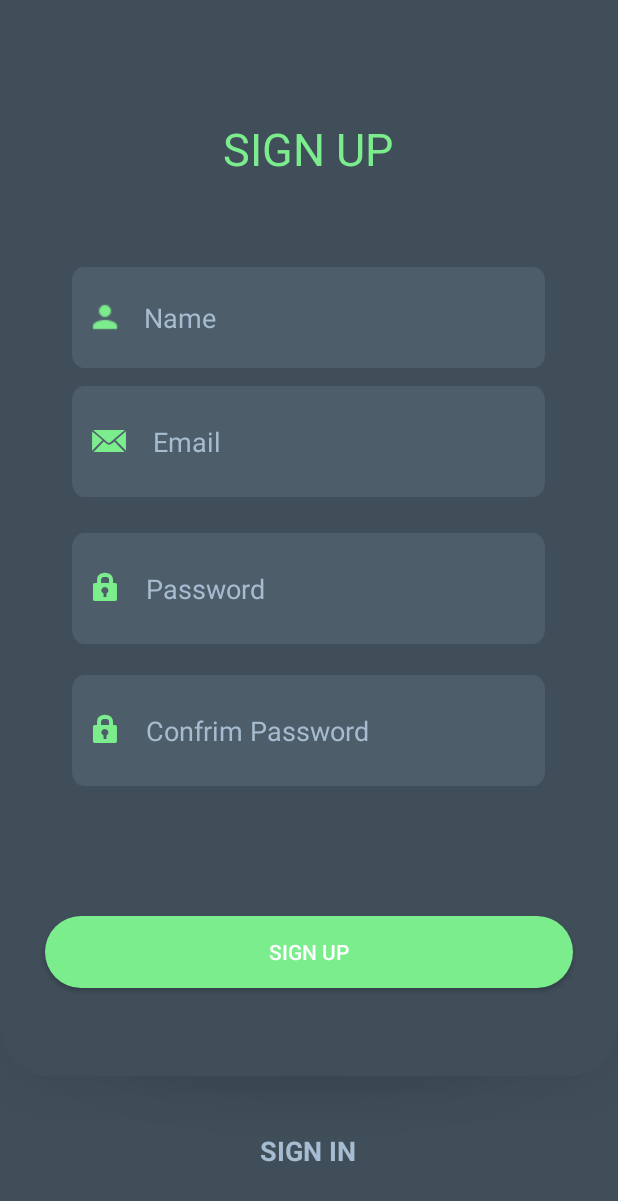
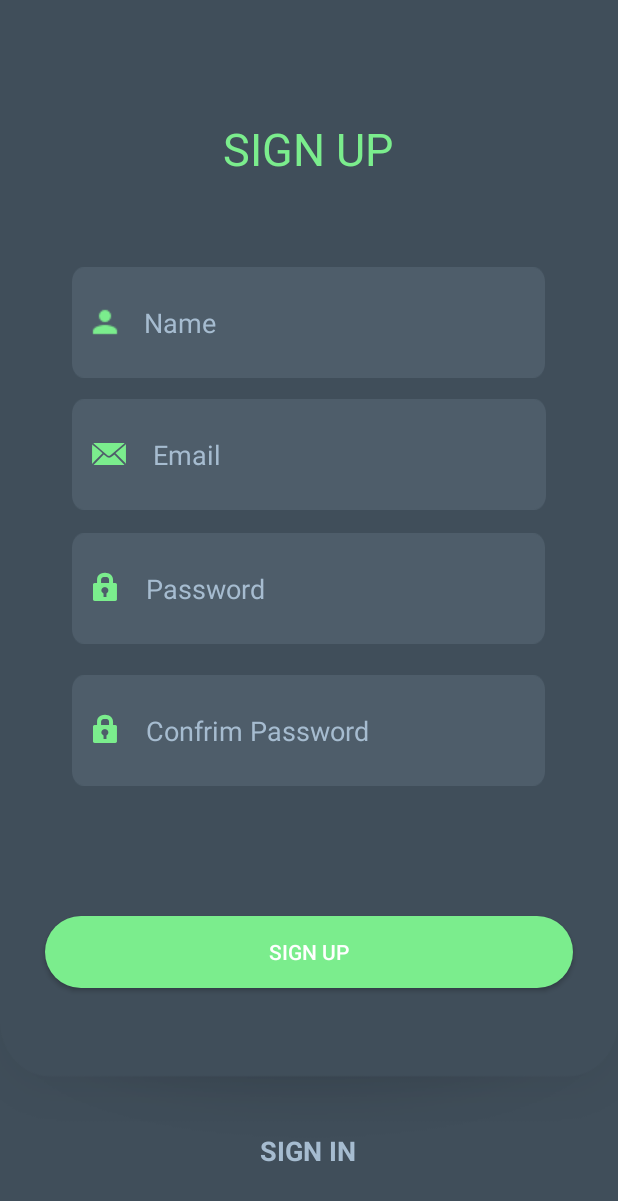
Before and after one commit to Parth123-Pro/Android-App-3, an Android app: the RegistrationActivity screen opened directly, with no data from a screen before it, on a phone screen of 412 x 824 dp. Shown: the top 1201 px of the screen. Run offline under Robolectric (Android 15) with nearby library versions, the phone set to English and light mode, and no system bars; our stand-ins replace Volley; Roboto replaces fonts that are not available here.

Commit message:
Updated by Hacker

```diff
--- a/app/src/main/java/com/example/auctionhub/Login/LoginActivity.java
+++ b/app/src/main/java/com/example/auctionhub/Login/LoginActivity.java
@@ -41,7 +41,7 @@ public class LoginActivity extends AppCompatActivity {
    TextView t1,t2,t3;
    EditText email,password;
    Button b1;
-    String URL_LOGIN = "http://172.16.5.97/Auction/login.php";
+    String URL_LOGIN = "https://determinate-soap.000webhostapp.com/login.php";
 
 
     @Override
@@ -74,18 +74,17 @@ public class LoginActivity extends AppCompatActivity {
         b1.setOnClickListener(new View.OnClickListener() {
             @Override
             public void onClick(View v) {
-                Intent intent=new Intent(getApplicationContext(), BottomActivity.class);
-                startActivity(intent);
-//                String mEmail = email.getText().toString().trim();
-//                String mPass = password.getText().toString().trim();
-//                if (!mEmail.isEmpty() || !mPass.isEmpty() ){
-//                    Login(mEmail , mPass);
-//
-//
-//                }else{
-//                    email.setError("Please Insert Email");
-//                    password.setError("Please Inset Password");
-//                }
+
+                String mEmail = email.getText().toString().trim();
+                String mPass = password.getText().toString().trim();
+                if (!mEmail.isEmpty() || !mPass.isEmpty() ){
+                    Login(mEmail , mPass);
+
+
+                }else{
+                    email.setError("Please Insert Email");
+                    password.setError("Please Inset Password");
+                }
 
             }
 
--- a/app/src/main/java/com/example/auctionhub/Registration/RegistrationActivity.java
+++ b/app/src/main/java/com/example/auctionhub/Registration/RegistrationActivity.java
@@ -25,7 +25,7 @@ public class RegistrationActivity extends AppCompatActivity {
     TextView t11, t22;
     EditText name, email, pass, cpass;
     Button regBtn;
-    String URL_REGIST = "http://172.16.5.97/Auction/register.php";
+    String URL_REGIST = "https://determinate-soap.000webhostapp.com/register.php";
 
     @Override
     protected void onCreate(Bundle savedInstanceState) {
--- a/app/src/main/res/layout/activity_registration.xml
+++ b/app/src/main/res/layout/activity_registration.xml
@@ -29,38 +29,47 @@
     <EditText
         android:id="@+id/name"
         android:layout_width="wrap_content"
-        android:layout_height="67dp"
+        android:layout_height="74dp"
         android:layout_alignParentTop="true"
         android:layout_centerHorizontal="true"
         android:layout_marginTop="178dp"
+        android:background="@drawable/textbox"
         android:drawableLeft="@drawable/userlog"
-        android:padding="10dp"
+        android:drawableTint="@color/lightGreen"
         android:ems="12"
         android:hint="   Name"
-        android:drawableTint="@color/lightGreen"
         android:inputType="textPersonName"
+        android:padding="10dp"
         android:textColor="@color/Text_color"
         android:textColorHint="@color/Text_color"
-        android:textSize="18sp"
-        android:background="@drawable/textbox"/>
+        android:textSize="18sp" />
 
     <EditText
         android:id="@+id/email"
         android:layout_width="wrap_content"
         android:layout_height="74dp"
+        android:layout_alignParentStart="true"
+        android:layout_alignParentLeft="true"
         android:layout_alignParentTop="true"
-        android:layout_centerInParent="true"
-        android:layout_marginTop="257dp"
+        android:layout_alignParentEnd="true"
+        android:layout_alignParentRight="true"
+
+        android:layout_centerVertical="true"
+        android:layout_marginStart="48dp"
+        android:layout_marginLeft="48dp"
+        android:layout_marginTop="266dp"
+        android:layout_marginEnd="48dp"
+        android:layout_marginRight="48dp"
+        android:background="@drawable/textbox"
+        android:drawableLeft="@android:drawable/sym_action_email"
+        android:drawableTint="@color/lightGreen"
+        android:ems="12"
+        android:foregroundGravity="center_vertical"
+        android:hint="   Email"
+        android:inputType="textEmailAddress"
         android:padding="10dp"
-        android:drawableLeft="@android:drawable/sym_action_email"
-        android:ems="12"
-
-        android:hint="   Email"
-        android:drawableTint="@color/lightGreen"
-        android:inputType="textEmailAddress"
         android:textColor="@color/Text_color"
-        android:textColorHint="@color/Text_color"
-        android:background="@drawable/textbox"/>
+        android:textColorHint="@color/Text_color" />
 
     <EditText
         android:id="@+id/passs11"
```
